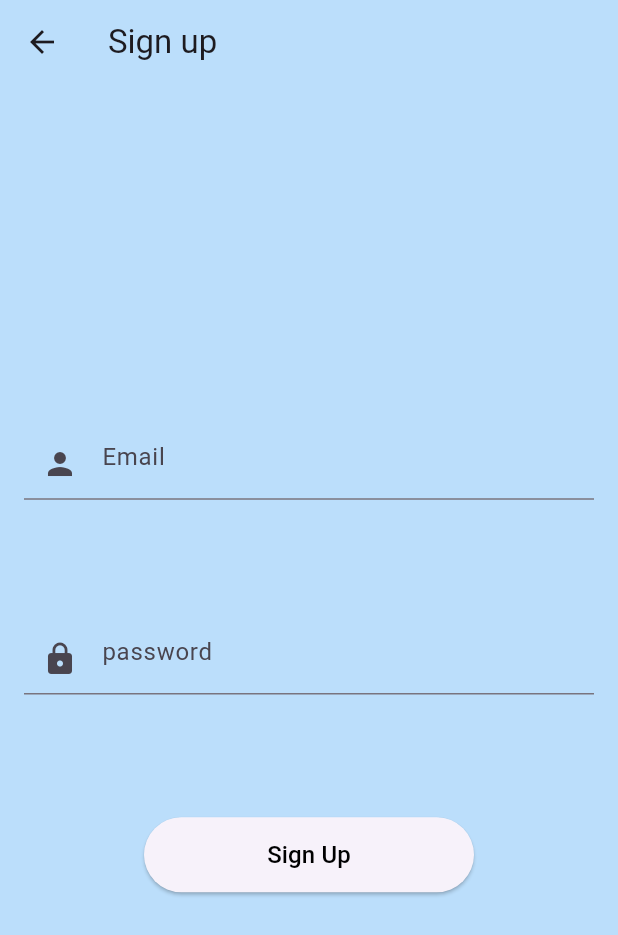
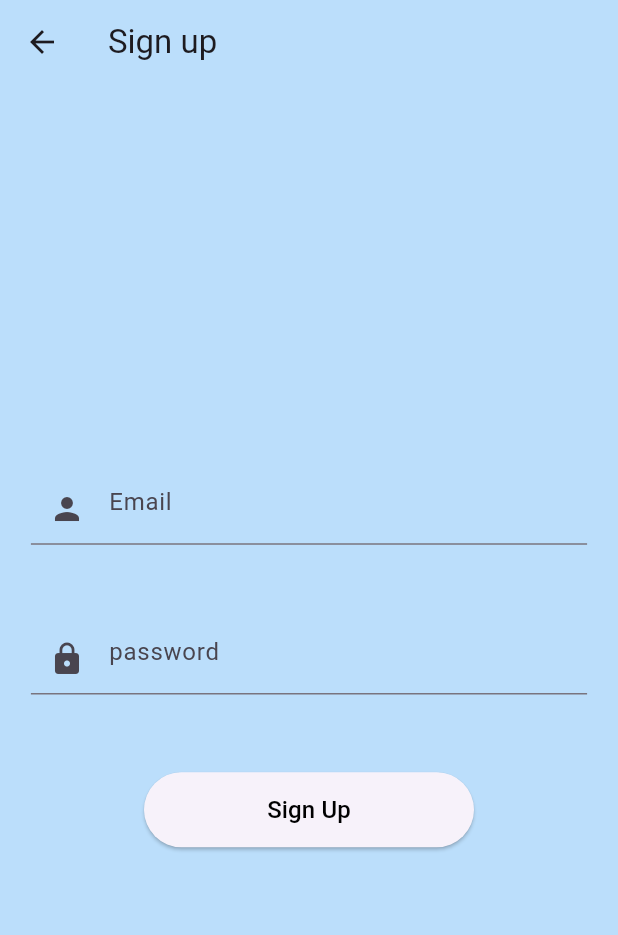
Before and after one commit to MoemenMohamed/Ai_App, a Flutter app: the screen it shows after launch, after a tap on "Sign Up", on a phone screen of 412 x 824 dp. Shown: the top 935 px of the screen. Run offline on Flutter 3.47's test engine with Material 3 defaults, Android fonts, the phone set to English and light mode, and no system bars; our stand-ins replace dartz, firebase_auth, firebase_core; accounts and stored records are empty; network calls fail.

Commit message:
Updated responsive ui

```diff
--- /dev/null
+++ b/ai_app1/devtools_options.yaml
@@ -0,0 +1,3 @@
+description: This file stores settings for Dart & Flutter DevTools.
+documentation: https://docs.flutter.dev/tools/devtools/extensions#configure-extension-enablement-states
+extensions:
--- /dev/null
+++ b/ai_app1/lib/core/widgets/custom_eleveated_button.dart
@@ -0,0 +1,16 @@
+import 'package:flutter/material.dart';
+
+class CustomeElevatedButton extends StatelessWidget {
+  CustomeElevatedButton(
+      {super.key, required this.onPressed, required this.child, this.style});
+  final void Function()? onPressed;
+  final Widget? child;
+  ButtonStyle? style;
+  @override
+  Widget build(BuildContext context) {
+    return ElevatedButton(
+        onPressed: onPressed,
+        style: style,
+        child: child);
+  }
+}
--- a/ai_app1/lib/features/Auth/sign_up/presentation/controller/providers/sign_in_user_data_provider.dart
+++ b/ai_app1/lib/features/Auth/sign_up/presentation/controller/providers/sign_in_user_data_provider.dart
@@ -9,7 +9,8 @@ class SignInUserDataProvider extends ChangeNotifier {
   final SignInUseCase signInUseCase;
   SignInUserDataProvider({required this.signInUseCase});
   Future<Either<Failures, UserCredential>> signIn(
-      SignUpEntity signUpEntity) async {
-    return await signInUseCase.execute(signUpEntity);
+      {required String email, required String password}) async {
+    return await signInUseCase
+        .execute(SignUpEntity(email: email, password: password));
   }
 }
--- a/ai_app1/lib/features/Auth/sign_up/presentation/controller/providers/sign_up_user_data_provider.dart
+++ b/ai_app1/lib/features/Auth/sign_up/presentation/controller/providers/sign_up_user_data_provider.dart
@@ -9,7 +9,7 @@ class SignUpUserDataProvider extends ChangeNotifier {
   final SignUpUseCase signUpUseCase;
   SignUpUserDataProvider({required this.signUpUseCase});
   Future<Either<Failures, UserCredential>> signUp(
-      SignUpEntity signUpEntity) async {
-    return await signUpUseCase.execute(signUpEntity);
+      {required String email,required String password}) async {
+    return await signUpUseCase.execute(SignUpEntity(email: email, password: password));
   }
 }
--- a/ai_app1/lib/features/Auth/sign_up/presentation/screens/sign_up_screen.dart
+++ b/ai_app1/lib/features/Auth/sign_up/presentation/screens/sign_up_screen.dart
@@ -1,65 +1,64 @@
-import 'package:ai_app1/features/Auth/sign_up/domain/entities/sign_up_entity.dart';
+import 'package:ai_app1/core/widgets/custom_eleveated_button.dart';
 import 'package:flutter/material.dart';
 import 'package:provider/provider.dart';
 
 import '../controller/providers/sign_up_user_data_provider.dart';
 import '../widgets/custom_text_form_field.dart';
 
-class SignUpScreen extends StatelessWidget {
+class SignUpScreen extends StatefulWidget {
   const SignUpScreen({super.key});
 
   static String signUpScreenId = "SignUpScreen";
+
+  @override
+  State<SignUpScreen> createState() => _SignUpScreenState();
+}
+
+class _SignUpScreenState extends State<SignUpScreen> {
+  final TextEditingController emailController = TextEditingController();
+  final TextEditingController passwordController = TextEditingController();
   @override
   Widget build(BuildContext context) {
-    String email = "";      //new change
-    String password = "";
     final userProvider = Provider.of<SignUpUserDataProvider>(context);
+    final Size size = MediaQuery.of(context).size;
     return Scaffold(
       backgroundColor: Colors.blue.shade100,
       appBar: AppBar(
         backgroundColor: Colors.blue.shade100,
         title: Text("Sign up"),
       ),
-      body: Padding(
-        padding: const EdgeInsets.symmetric(horizontal: 16),
+      body: LayoutBuilder(builder: (context, constraints) {
+        return Padding(
+          padding: EdgeInsets.symmetric(horizontal: size.width * 0.05),
           child: Column(
             mainAxisAlignment: MainAxisAlignment.center,
-          spacing: 20,
             children: [
               Spacer(
                 flex: 5,
               ),
-            // ), Image(
-            //   image: AssetImage("assets/images/add-user.png"),
-            //   width: 150,
-            //   height: 150,
-            // ),
-            // Spacer(
-            //   flex: 1,
-            // ),
               CustomTextFormField(
+                  controller: emailController,
                   prefixIcon: Icon(Icons.person),
-              onChanged: (data) {
-                email = data;
-              },
+                  onChanged: (data) {},
                   hintText: "Email",
-            ),
+                  keyboardType: TextInputType.emailAddress),
               Spacer(
                 flex: 1,
               ),
               CustomTextFormField(
+                controller: passwordController,
                 prefixIcon: Icon(Icons.lock),
                 obscureText: true,
-              onChanged: (data) {
-                password = data;
-              },
+                onChanged: (data) {},
                 hintText: "password",
               ),
               Spacer(flex: 1),
-            ElevatedButton(
+              CustomeElevatedButton(
+                style: ElevatedButton.styleFrom(fixedSize: Size(220, 50)),
                 onPressed: () async {
-                var result = await userProvider
-                    .signUp(SignUpEntity(email: email, password: password));
+                  var result = await userProvider.signUp(
+                      email: emailController.text,
+                      password: passwordController.text);
                   result.fold((failures) {
                     ScaffoldMessenger.of(context).showSnackBar(
                       SnackBar(content: Text(failures.failureMessage)),
@@ -70,7 +69,6 @@ class SignUpScreen extends StatelessWidget {
                     );
                   });
                 },
-              style: ElevatedButton.styleFrom(fixedSize: Size(220, 50)),
                 child: const Text(
                   "Sign Up",
                   style: TextStyle(color: Colors.black, fontSize: 16),
@@ -81,7 +79,8 @@ class SignUpScreen extends StatelessWidget {
               ),
             ],
           ),
-      ),
+        );
+      }),
     );
   }
 }
--- a/ai_app1/lib/features/Auth/sign_up/presentation/widgets/custom_text_form_field.dart
+++ b/ai_app1/lib/features/Auth/sign_up/presentation/widgets/custom_text_form_field.dart
@@ -6,17 +6,21 @@ class CustomTextFormField extends StatelessWidget {
   final Function(String)? onChanged;
   final bool obscureText;
   final Widget? prefixIcon;
+  final TextInputType? keyboardType;
+  final TextEditingController? controller;
   const CustomTextFormField(
       {super.key,
       required this.hintText,
       required this.onChanged,
       this.enabledBorder,
       this.prefixIcon,
-      this.obscureText = false});
+      this.obscureText = false, this.keyboardType, this.controller});
 
   @override
   Widget build(BuildContext context) {
     return TextFormField(
+      controller: controller,
+      keyboardType: keyboardType,
       obscureText: obscureText,
       onChanged: onChanged,
       decoration: InputDecoration(
--- a/ai_app1/lib/features/home/presentation/screens/home_screen.dart
+++ b/ai_app1/lib/features/home/presentation/screens/home_screen.dart
@@ -1,3 +1,4 @@
+import 'package:ai_app1/core/widgets/custom_eleveated_button.dart';
 import 'package:ai_app1/features/Auth/sign_up/presentation/screens/sign_in_screen.dart';
 import 'package:ai_app1/features/Auth/sign_up/presentation/screens/sign_up_screen.dart';
 import 'package:flutter/material.dart';
@@ -9,6 +10,7 @@ class HomeScreen extends StatelessWidget {
 
   @override
   Widget build(BuildContext context) {
+    final Size size = MediaQuery.of(context).size;
     return Scaffold(
       backgroundColor: Colors.blue.shade100,
       body: SizedBox(
@@ -17,29 +19,35 @@ class HomeScreen extends StatelessWidget {
           mainAxisAlignment: MainAxisAlignment.center,
           spacing: 30,
           children: [
-            ElevatedButton(
+            CustomeElevatedButton(
               onPressed: () {
-                Navigator.pushNamed(context, SignUpScreen.signUpScreenId);
+                onPageNavigatioButtonPressed(
+                    context, SignUpScreen.signUpScreenId);
               },
-              style: ElevatedButton.styleFrom(fixedSize: Size(250, 60)),
+              style: ElevatedButton.styleFrom(fixedSize: Size(220, 50)),
               child: Text(
                 "Sign Up",
                 style: TextStyle(color: Colors.black, fontSize: 25),
               ),
             ),
-            ElevatedButton(
+            CustomeElevatedButton(
               onPressed: () {
-                Navigator.pushNamed(context, SignInScreen.signInScreenId);
+                onPageNavigatioButtonPressed(
+                    context, SignInScreen.signInScreenId);
               },
-              style: ElevatedButton.styleFrom(fixedSize: Size(250, 60)),
+              style: ElevatedButton.styleFrom(fixedSize: Size(220, 50)),
               child: Text(
-                "Sign in",
+                "Sign In",
                 style: TextStyle(color: Colors.black, fontSize: 25),
               ),
-            )
+            ),
           ],
         ),
       ),
     );
   }
 }
+
+void onPageNavigatioButtonPressed(context, screenId) {
+  Navigator.pushNamed(context, screenId);
+}
```
Also changed, not shown: ai_app1/lib/features/Auth/sign_up/presentation/screens/sign_in_screen.dart (+27 -26 lines). Lines whose indentation alone changed are shown as unchanged.
